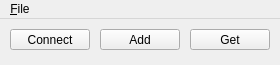
Qt form MainWindow.ui (djurodrljaca/salamander-alm) before a commit.
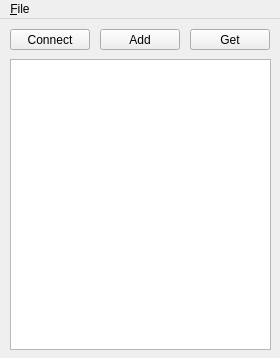
The same form after that commit.

What changed in the file:
```diff
--- a/MainWindow.ui
+++ b/MainWindow.ui
@@ -7,7 +7,7 @@
     <x>0</x>
     <y>0</y>
     <width>280</width>
-    <height>65</height>
+    <height>358</height>
    </rect>
   </property>
   <property name="windowTitle">
@@ -53,6 +53,16 @@
      <string>Get</string>
     </property>
    </widget>
+   <widget class="QTreeView" name="view_treeView">
+    <property name="geometry">
+     <rect>
+      <x>10</x>
+      <y>40</y>
+      <width>261</width>
+      <height>291</height>
+     </rect>
+    </property>
+   </widget>
   </widget>
   <widget class="QMenuBar" name="menuBar">
    <property name="geometry">
```
